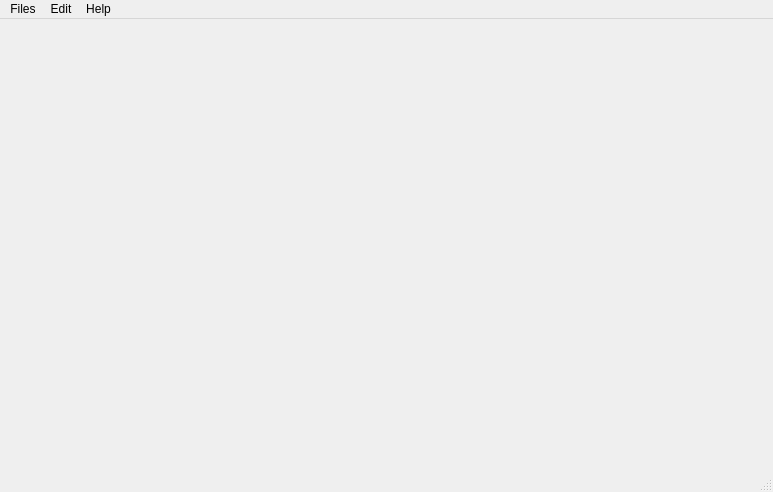
AceEagle/MinecraftAFK, file gui/windows/mainWindowUi.ui: the form before one commit.
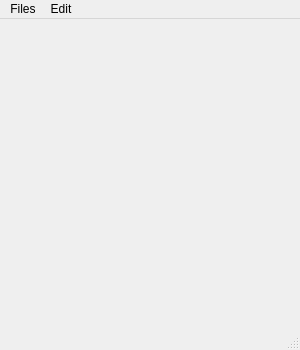
The form after the commit.

```diff
--- a/gui/windows/mainWindowUi.ui
+++ b/gui/windows/mainWindowUi.ui
@@ -6,10 +6,22 @@
    <rect>
     <x>0</x>
     <y>0</y>
-    <width>773</width>
-    <height>492</height>
+    <width>300</width>
+    <height>350</height>
    </rect>
   </property>
+  <property name="minimumSize">
+   <size>
+    <width>300</width>
+    <height>350</height>
+   </size>
+  </property>
+  <property name="maximumSize">
+   <size>
+    <width>300</width>
+    <height>350</height>
+   </size>
+  </property>
   <property name="windowTitle">
    <string>MainWindow</string>
   </property>
@@ -20,7 +32,7 @@
     <rect>
      <x>0</x>
      <y>0</y>
-     <width>773</width>
+     <width>300</width>
      <height>21</height>
     </rect>
    </property>
@@ -39,14 +51,8 @@
     </property>
     <addaction name="actionSettings"/>
    </widget>
-   <widget class="QMenu" name="menuHelp">
-    <property name="title">
-     <string>Help</string>
-    </property>
-   </widget>
    <addaction name="menuFiles"/>
    <addaction name="menuEdit"/>
-   <addaction name="menuHelp"/>
   </widget>
   <action name="actionNew">
    <property name="text">
```
